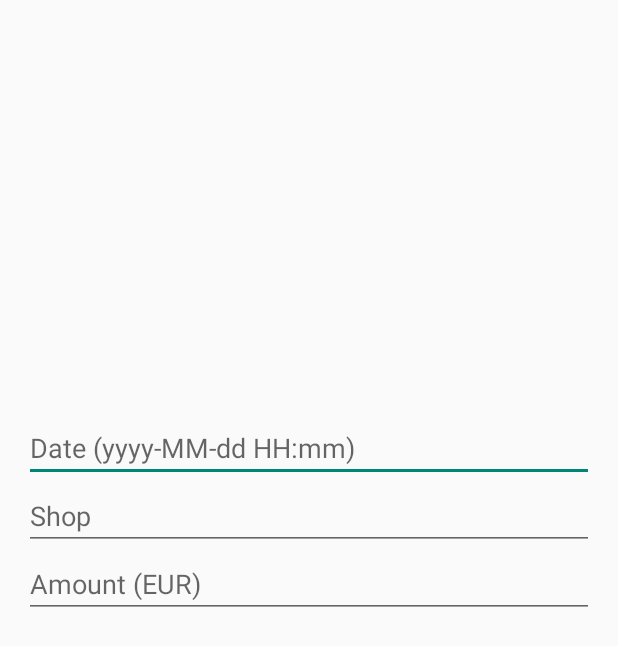
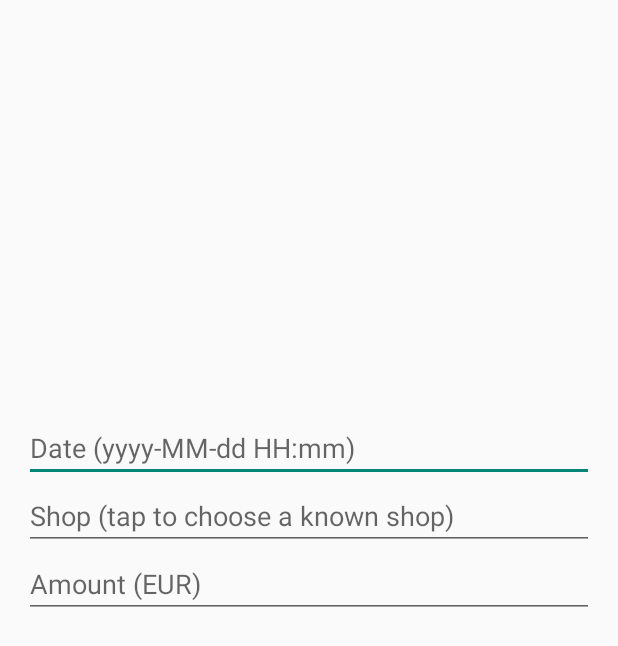
Before and after one commit to laurentcarrie/budget, an Android app: the layout dialog_confirm.xml on its own in the app's theme, with its tools: preview values and no code run, on a phone screen of 412 x 824 dp. Shown: the top 646 px of the screen. Run offline under Robolectric (Android 15) with nearby library versions, the phone set to English and light mode, and no system bars.

Commit message:
Propose the known shops in the Save dialog
The shop field is a dropdown of the shops of the saved tickets, most used first. It lists every shop while the field holds the guessed name, and narrows to the shops containing what is typed afterwards.

```diff
--- a/app/src/main/java/com/perso/budget/Db.kt
+++ b/app/src/main/java/com/perso/budget/Db.kt
@@ -63,9 +63,10 @@ class Db(ctx: Context) : SQLiteOpenHelper(ctx, "budget.db", null, 3) {
     /** Rows whose latest state is not in S3 yet. */
     fun pending(): List<Receipt> = query("uploaded=0")
 
+    /** The shops of the saved tickets, the most used first. */
     fun shops(): List<String> {
         val out = mutableListOf<String>()
-        readableDatabase.rawQuery("SELECT DISTINCT shop FROM receipt WHERE deleted=0", null).use { while (it.moveToNext()) out += it.getString(0) }
+        readableDatabase.rawQuery("SELECT shop FROM receipt WHERE deleted=0 GROUP BY shop ORDER BY COUNT(*) DESC, shop", null).use { while (it.moveToNext()) out += it.getString(0) }
         return out
     }
 
--- a/app/src/main/res/layout/dialog_confirm.xml
+++ b/app/src/main/res/layout/dialog_confirm.xml
@@ -6,7 +6,9 @@
         android:scaleType="fitCenter" android:adjustViewBounds="true" />
     <EditText android:id="@+id/date" android:hint="Date (yyyy-MM-dd HH:mm)" android:inputType="text"
         android:layout_width="match_parent" android:layout_height="wrap_content" />
-    <EditText android:id="@+id/shop" android:hint="Shop" android:layout_width="match_parent" android:layout_height="wrap_content" />
+    <AutoCompleteTextView android:id="@+id/shop" android:hint="Shop (tap to choose a known shop)"
+        android:inputType="textCapCharacters|textNoSuggestions" android:completionThreshold="1"
+        android:layout_width="match_parent" android:layout_height="wrap_content" />
     <EditText android:id="@+id/amount" android:hint="Amount (EUR)" android:inputType="numberDecimal"
         android:layout_width="match_parent" android:layout_height="wrap_content" />
 </LinearLayout>
```
Also changed, not shown: app/src/main/java/com/perso/budget/MainActivity.kt (+26 -2 lines).
